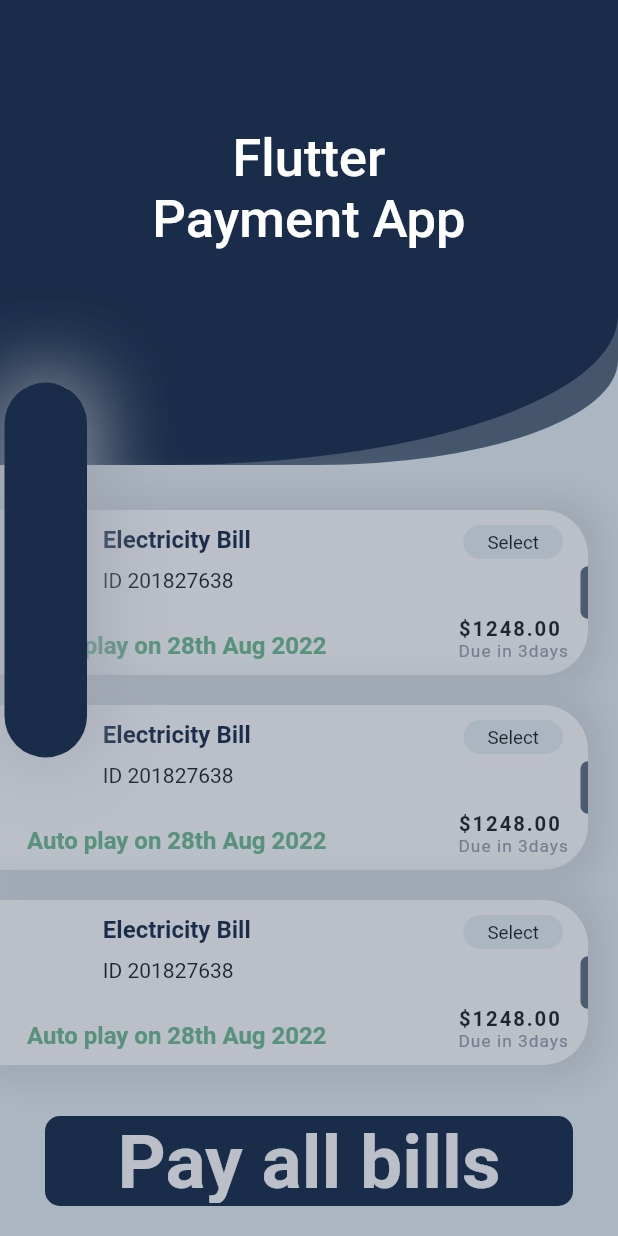
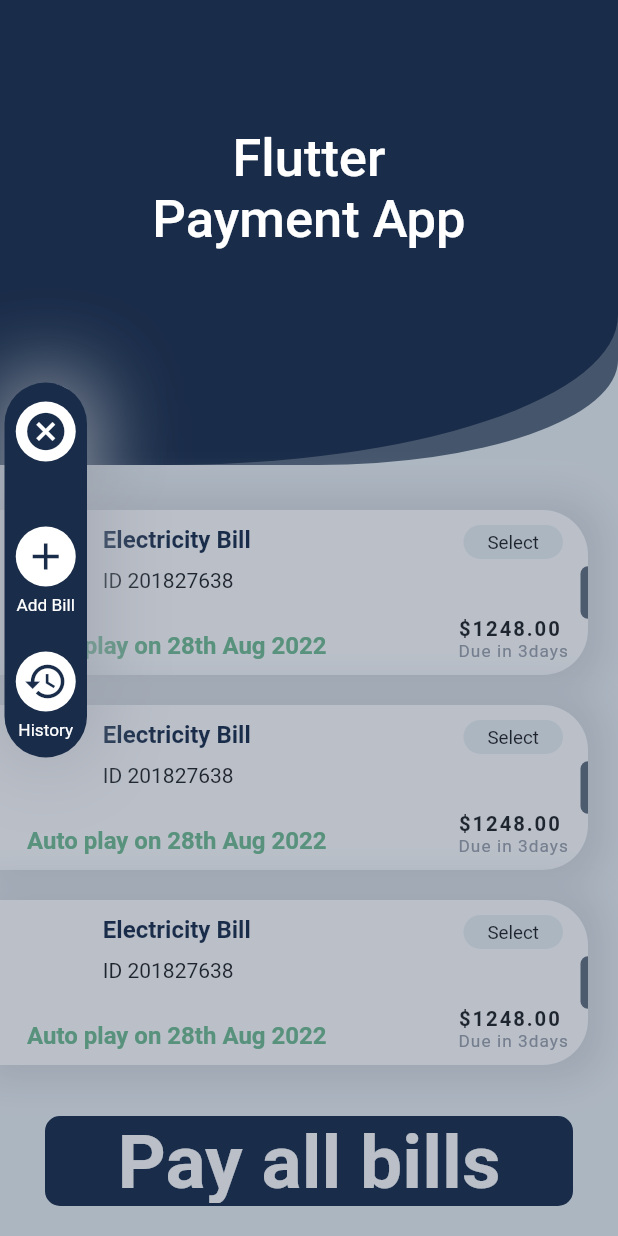
Before and after one commit to adebayoAdesina/Flutter_Payment_UI, a Flutter app: the screen it shows after launch, after a tap on the "menu" icon, on a phone screen of 412 x 824 dp. Run offline on Flutter 3.47's test engine with Material 2 defaults, Android fonts, the phone set to English and light mode, and no system bars.

Commit message:
menu pop up added.

```diff
--- a/lib/main.dart
+++ b/lib/main.dart
@@ -1,6 +1,7 @@
 import 'package:flutter/material.dart';
 import 'package:payment_app/constants/color.dart';
 import 'package:payment_app/route/routes.dart';
+import 'package:payment_app/screen/home_screen.dart';
 
 void main() {
   runApp(const MyApp());
@@ -17,7 +18,7 @@ class MyApp extends StatelessWidget {
       theme: ThemeData(
         scaffoldBackgroundColor: kBackgroundColor
       ),
-      initialRoute: '/',
+      initialRoute: HomeScreen.id,
       routes: routes,
     );
   }
--- a/lib/route/routes.dart
+++ b/lib/route/routes.dart
@@ -1,6 +1,8 @@
 import 'package:flutter/material.dart';
 import 'package:payment_app/screen/home_screen.dart';
+import 'package:payment_app/screen/payment_screen.dart';
 
 Map<String, Widget Function(BuildContext)> routes = {
-  HomeScreen.id : (context)=> const HomeScreen()
+  HomeScreen.id : (context)=> const HomeScreen(),
+  PaymentScreen.id : (context) => const PaymentScreen(),
 };
--- a/lib/screen/home_screen.dart
+++ b/lib/screen/home_screen.dart
@@ -1,5 +1,6 @@
 import 'package:flutter/material.dart';
 import 'package:payment_app/constants/color.dart';
+import 'package:payment_app/screen/payment_screen.dart';
 import 'package:payment_app/widget/head_section.dart';
 import 'package:payment_app/widget/pay_bill_button.dart';
 
@@ -41,7 +42,9 @@ class HomeScreen extends StatelessWidget {
             Positioned(
               bottom: 20,
               child: PayBillButton(
-                onTap: () {},
+                onTap: () {
+                  Navigator.pushNamed(context, PaymentScreen.id);
+                },
                 text: 'Pay all bills',
                 textColor: kWhiteColor,
                 bgColor: kMainColor,
--- /dev/null
+++ b/lib/screen/payment_screen.dart
@@ -0,0 +1,13 @@
+import 'package:flutter/material.dart';
+
+class PaymentScreen extends StatelessWidget {
+  static const id = 'payment';
+  const PaymentScreen({ Key? key }) : super(key: key);
+
+  @override
+  Widget build(BuildContext context) {
+    return Scaffold(
+
+    );
+  }
+}
--- a/lib/widget/head_section.dart
+++ b/lib/widget/head_section.dart
@@ -1,5 +1,6 @@
 import 'package:flutter/material.dart';
 import 'package:payment_app/constants/color.dart';
+import 'package:payment_app/widget/pop_up_menu_button.dart';
 
 class HeadSection extends StatelessWidget {
   const HeadSection({Key? key}) : super(key: key);
@@ -79,6 +80,34 @@ class HeadSection extends StatelessWidget {
                                   ),
                                 ],
                               ),
+                              child: Column(
+                                mainAxisAlignment:
+                                    MainAxisAlignment.spaceAround,
+                                children: [
+                                  PopUpMenuButton(
+                                    icon: Icons.cancel,
+                                    onTap: () {
+                                      Navigator.pop(context);
+                                    },
+                                    bgColor: kWhiteColor,
+                                    iconColor: kMainColor,
+                                  ),
+                                  PopUpMenuButton(
+                                    icon: Icons.add,
+                                    onTap: () {},
+                                    text: 'Add Bill',
+                                    bgColor: kWhiteColor,
+                                    iconColor: kMainColor,
+                                  ),
+                                  PopUpMenuButton(
+                                    icon: Icons.history,
+                                    text: 'History',
+                                    onTap: () {},
+                                    bgColor: kWhiteColor,
+                                    iconColor: kMainColor,
+                                  ),
+                                ],
+                              ),
                             ),
                           ),
                         ],
--- a/lib/widget/pay_bill_button.dart
+++ b/lib/widget/pay_bill_button.dart
@@ -19,7 +19,7 @@ class PayBillButton extends StatelessWidget {
   @override
   Widget build(BuildContext context) {
     return GestureDetector(
-      onTap: onTap(),
+      onTap: ()=>onTap(),
       child: Container(
         height: 60,
         margin: const EdgeInsets.symmetric(horizontal: 30),
--- a/lib/widget/pop_up_menu_button.dart
+++ b/lib/widget/pop_up_menu_button.dart
@@ -1,14 +1,56 @@
 import 'package:flutter/material.dart';
+import 'package:payment_app/constants/color.dart';
 
 class PopUpMenuButton extends StatelessWidget {
   final String text;
-
-  const PopUpMenuButton({ Key? key }) : super(key: key);
+  final double fontSize;
+  final IconData icon;
+  final Color iconColor;
+  final Color bgColor;
+  final Color textColor;
+  final Function onTap;
+  const PopUpMenuButton({
+    Key? key,
+    this.text = '',
+    this.fontSize = 20,
+    required this.icon,
+    this.iconColor = kWhiteColor,
+    this.bgColor = kMainColor,
+    required this.onTap,
+    this.textColor = kWhiteColor,
+  }) : super(key: key);
 
   @override
   Widget build(BuildContext context) {
-    return Container(
-
+    return GestureDetector(
+      onTap: () => onTap(),
+      child: Column(
+        children: [
+          Container(
+            height: 40,
+            width: 40,
+            decoration: BoxDecoration(
+              borderRadius: BorderRadius.circular(20),
+              color: bgColor,
+            ),
+            child: Icon(
+              icon,
+              size: 30,
+              color: iconColor,
+            ),
+          ),
+          const SizedBox(
+            height: 5,
+          ),
+          Text(
+            text,
+            style: TextStyle(
+              color: textColor,
+              fontSize: 11.5,
+            ),
+          )
+        ],
+      ),
     );
   }
 }
```
